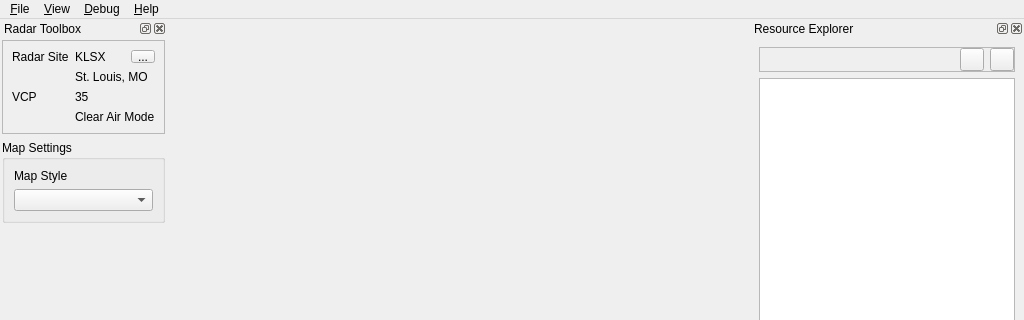
Qt form scwx-qt/source/scwx/qt/main/main_window.ui (dpaulat/supercell-wx) before a commit; both pictures show x 0 to 1024 and y 0 to 320 of the 1024 by 768 pixel window.
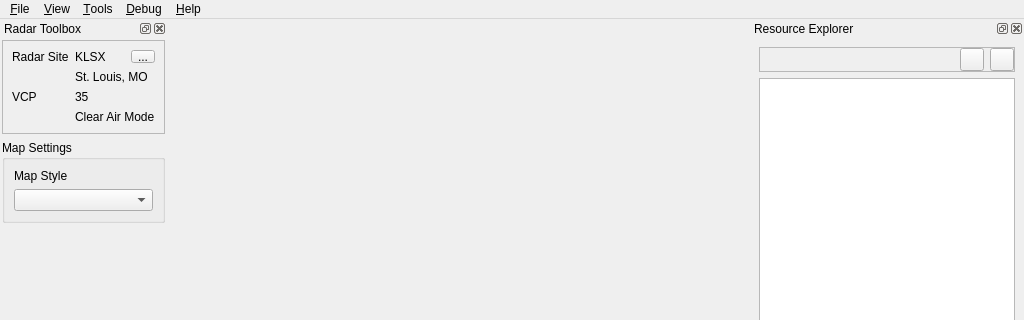
The same form after that commit. Icons and pictures are not drawn.

What changed in the file:
```diff
--- a/scwx-qt/source/scwx/qt/main/main_window.ui
+++ b/scwx-qt/source/scwx/qt/main/main_window.ui
@@ -87,8 +87,16 @@
     <addaction name="separator"/>
     <addaction name="actionDumpRadarProductRecords"/>
    </widget>
+   <widget class="QMenu" name="menuTools">
+    <property name="title">
+     <string>&amp;Tools</string>
+    </property>
+    <addaction name="actionPlacefileManager"/>
+    <addaction name="actionLayerManager"/>
+   </widget>
    <addaction name="menuFile"/>
    <addaction name="menuView"/>
+   <addaction name="menuTools"/>
    <addaction name="menuDebug"/>
    <addaction name="menuHelp"/>
   </widget>
```
Left out of the diff: 18 changed lines with no effect on the pictures.
